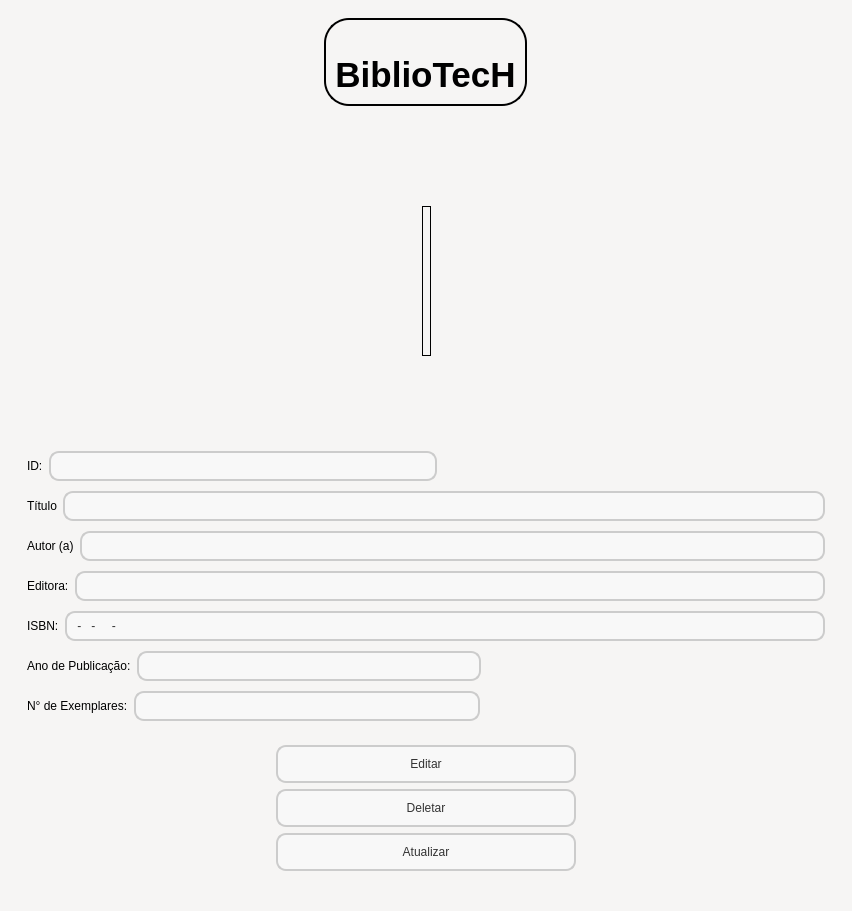
Qt form projetoBiblioTech/view/mainWindow.ui (agnaldo-s/Bibliotech) before a commit.
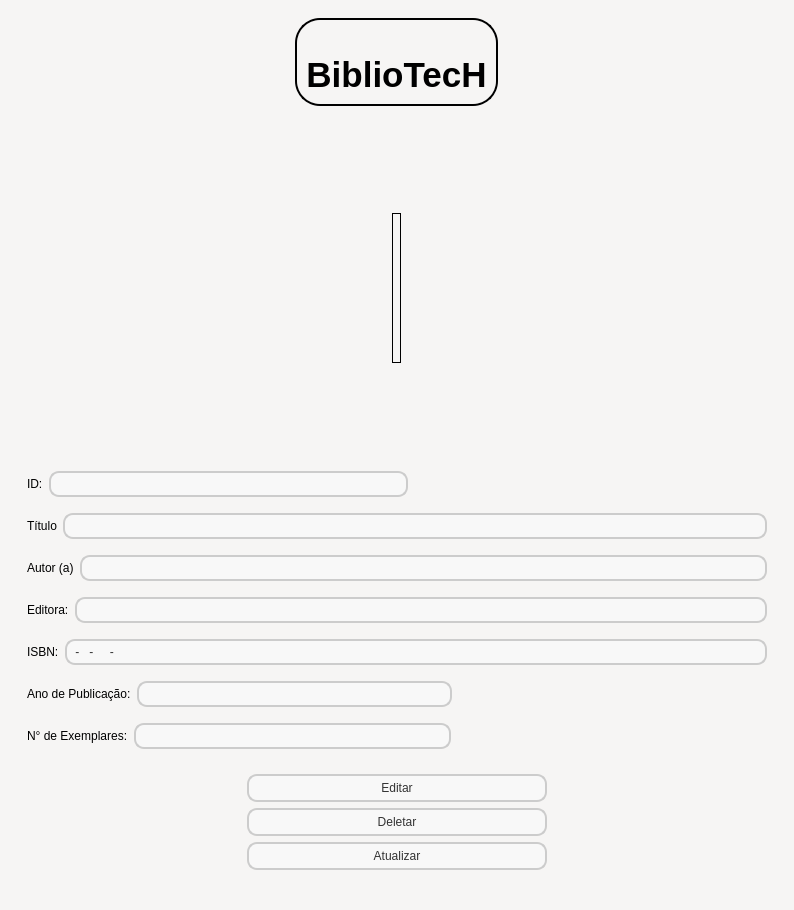
The same form after that commit. The open tabs and pages were chosen to show the change. Icons and pictures are not drawn.

Commit message: Ajuste nas cofigurações do botão e dos line edit

Patch:
```diff
--- a/projetoBiblioTech/view/mainWindow.ui
+++ b/projetoBiblioTech/view/mainWindow.ui
@@ -6,8 +6,8 @@
    <rect>
     <x>0</x>
     <y>0</y>
-    <width>852</width>
-    <height>911</height>
+    <width>794</width>
+    <height>910</height>
    </rect>
   </property>
   <property name="windowTitle">
@@ -142,7 +142,7 @@
       <property name="styleSheet">
        <string notr="true">QPushButton {
     border-radius: 10px;
-    padding: 10px;
+    padding: 5px;
     background-color: #F8F8F8;
     color: #333333;
     border: 2px solid #CCCCCC;
@@ -160,7 +160,7 @@
 QLineEdit {
     border: 2px solid #CCCCCC;
     border-radius: 10px;
-    padding: 5px;
+    padding: 3px;
     background-color: #F8F8F8;
     color: #333333;
 }
```
Left out of the diff: 2 changed lines with no effect on the pictures. The commit also changes 1 other file.
